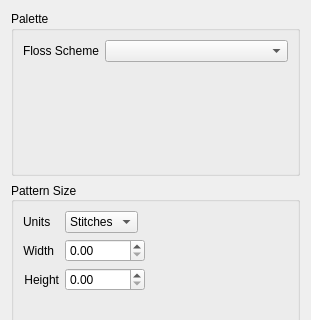
Before: the Qt Designer form ui/PatternConfigPage.ui in KDE/kxstitch, drawn with Qt 5; both pictures show x 0 to 311 and y 0 to 320 of the 311 by 528 pixel window.
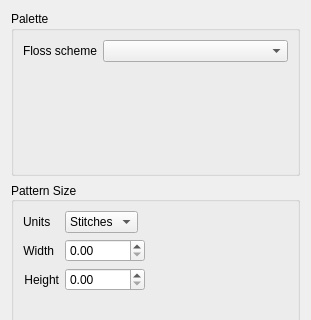
After: the same form once the commit is applied. Custom widgets are drawn as their Qt base class.

Diff of the .ui file:
```diff
--- a/ui/PatternConfigPage.ui
+++ b/ui/PatternConfigPage.ui
@@ -23,7 +23,7 @@
       <item row="0" column="0">
        <widget class="QLabel" name="label_11">
         <property name="text">
-         <string>Floss Scheme</string>
+         <string>Floss scheme</string>
         </property>
        </widget>
       </item>
```
